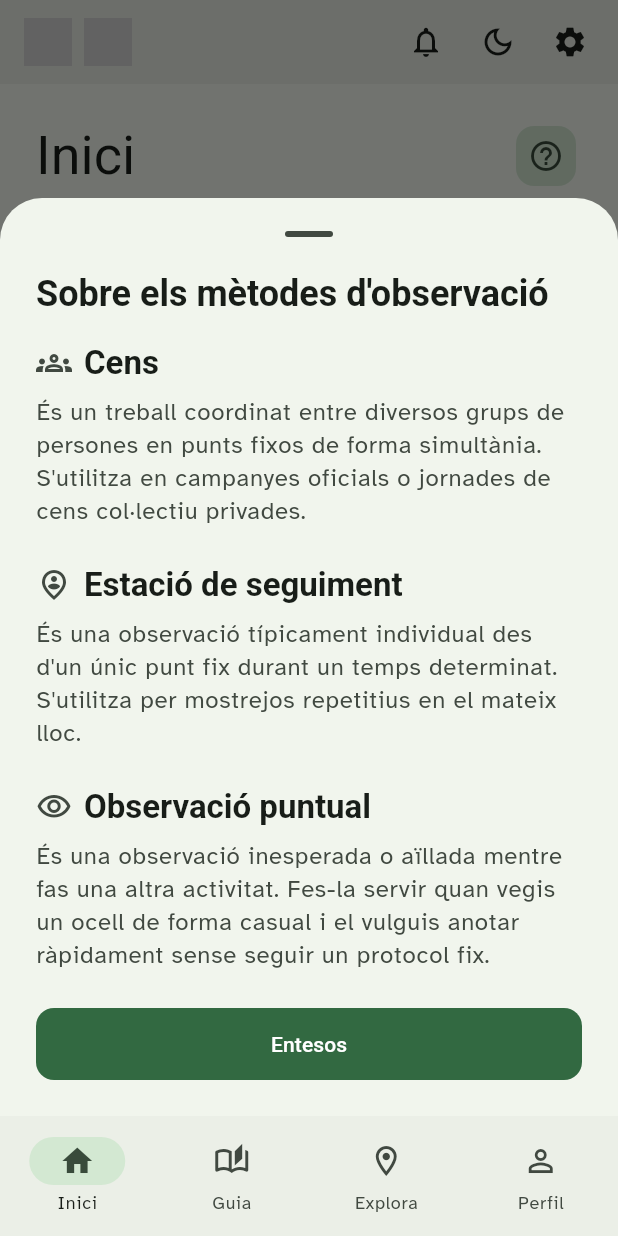
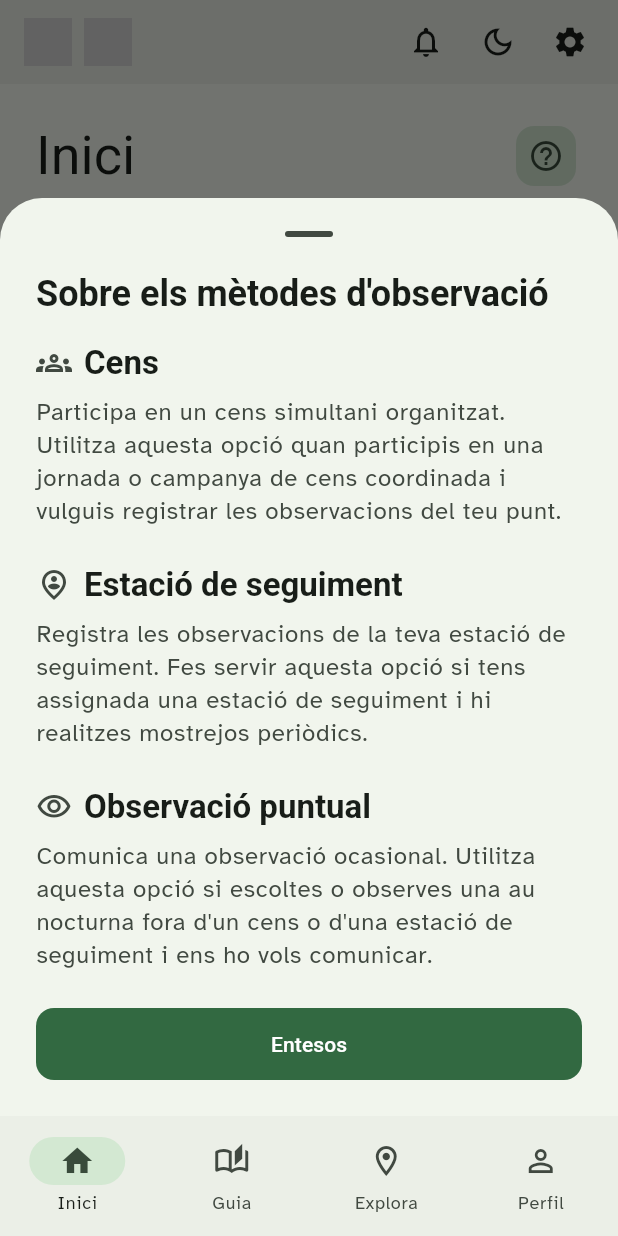
Before and after one commit to TheBugCommit/noctambuls, a Flutter app: the HomePage screen opened by its route, after a tap on the "help outline" icon, on a phone screen of 412 x 824 dp. Run offline on Flutter 3.47's test engine with Material 3 defaults, Android fonts, the phone set to English and light mode, and no system bars; our stand-ins replace dio, drift, envied, equatable, firebase_core, firebase_messaging and 19 more; missing offline and left inert: dart_jsonwebtoken, flutter_soloud, mobile_scanner, workmanager; accounts and stored records are empty; generated files the repository leaves out were written again; network calls fail; statements that could not run were skipped.

Commit message:
Version 8

```diff
--- a/lib/core/constants/env_config.dart
+++ b/lib/core/constants/env_config.dart
@@ -61,4 +61,10 @@ abstract class EnvConfig {
 
   @EnviedField(varName: 'CENSUS_JWT_PUBLIC_KEY')
   static const String censusJwtPublicKey = _EnvConfig.censusJwtPublicKey;
+
+  @EnviedField(varName: 'SUPPORT_EMAIL')
+  static const String supportEmail = _EnvConfig.supportEmail;
+
+  @EnviedField(varName: 'SUPPORT_PHONE')
+  static const String supportPhone = _EnvConfig.supportPhone;
 }
--- a/lib/core/presentation/navigation/router.dart
+++ b/lib/core/presentation/navigation/router.dart
@@ -216,6 +216,7 @@ GoRouter makeRouter(AuthBloc authBloc) => GoRouter(
               BlocProvider(create: (_) => sl<ObservationFormBloc>()),
               BlocProvider(create: (_) => sl<PhoneSettingsBloc>()),
               BlocProvider(create: (_) => sl<LocationBloc>()),
+              BlocProvider(create: (_) => sl<UrlBloc>()),
             ],
             child: ObservationFormPage(
               session: args.session,
--- a/lib/features/observations/presentation/pages/home/home_page.dart
+++ b/lib/features/observations/presentation/pages/home/home_page.dart
@@ -201,7 +201,7 @@ class _BaseHomeLayout extends StatelessWidget {
                     const HomeHeader(),
                     const SizedBox(height: AppDimensions.xl),
                     child,
-                    const SizedBox(height: AppDimensions.lg),
+                    const SizedBox(height: AppDimensions.xxl),
                     const _CensusSection(),
                   ],
                 ),
--- a/lib/l10n/app_ca.arb
+++ b/lib/l10n/app_ca.arb
@@ -58,11 +58,11 @@
     "observingMethodTitle": "Sobre els mètodes d'observació",
     "observingMethodConfirmLabel": "Entesos",
     "observingMethodCensTitle": "Cens",
-    "observingMethodCensDescription": "És un treball coordinat entre diversos grups de persones en punts fixos de forma simultània. S'utilitza en campanyes oficials o jornades de cens col·lectiu privades.",
+    "observingMethodCensDescription": "Participa en un cens simultani organitzat. Utilitza aquesta opció quan participis en una jornada o campanya de cens coordinada i vulguis registrar les observacions del teu punt.",
     "observingMethodESTitle": "Estació de seguiment",
-    "observingMethodESDescription": "És una observació típicament individual des d'un únic punt fix durant un temps determinat. S'utilitza per mostrejos repetitius en el mateix lloc.",
+    "observingMethodESDescription": "Registra les observacions de la teva estació de seguiment. Fes servir aquesta opció si tens assignada una estació de seguiment i hi realitzes mostrejos periòdics.",
     "observingMethodIncTitle": "Observació puntual",
-    "observingMethodIncDescription": "És una observació inesperada o aïllada mentre fas una altra activitat. Fes-la servir quan vegis un ocell de forma casual i el vulguis anotar ràpidament sense seguir un protocol fix.",
+    "observingMethodIncDescription": "Comunica una observació ocasional. Utilitza aquesta opció si escoltes o observes una au nocturna fora d'un cens o d'una estació de seguiment i ens ho vols comunicar.",
 
     "activeSessionTitle": "Sessió en curs",
     "startedAt": "Observant des de les ",
@@ -111,8 +111,8 @@
     "downloadNow": "Descarregar ara",
     "homeErrorDownloadCatalog": "Descàrrega del catàleg d'ocells fallida",
     "homeErrorDownloadCatalogMsg": "No s'ha pogut actualitzar el catàleg d'ocells. Pots seguir utilitzant l'aplicació o tornar a intentar la descàrrega.",
-    "usageWarningTitle": "Advertència d'ús",
-    "usageWarningMessage": "La reproducció d'aquest àudio durant un cens pot alterar el comportament dels ocells i distorsionar els resultats de l'observació.\n\nSi us plau, fes-ne un ús responsable.",
+    "usageWarningTitle": "Ús responsable dels cants",
+    "usageWarningMessage": "Els cants són només una eina de consulta puntual per ajudar a confirmar la identificació en cas de dubte.\n\nNo els reprodueixis de manera repetida ni innecessària al camp, ja que poden alterar el comportament de les aus i distorsionar els resultats dels seguiments.",
     "usageWarningConfirm": "Sí, ho entenc",
     "cantOpenLink": "No s'ha pogut obrir l'enllaç",
     "cantPlayAudio": "No s'ha pogut reproduir l'àudio",
@@ -162,6 +162,7 @@
     "directionLabel": "Direcció",
     "notesLabel": "Notes",
     "notesHint": "Afegeix notes...",
+    "notesContactHintIntro": "Si tens dubtes o no pots identificar l'espècie, pots gravar-la i enviar-nos un àudio o vídeo a:",
     "fetchingLocation": "Obtenint ubicació...",
     "locationUnavailable": "Ubicació no disponible",
     "compassLabel": "Orientació",
@@ -350,6 +351,7 @@
     "censusDescriptionTitle": "Descripció",
     "censusNoDescription": "Aquest cens no té cap descripció afegida.",
     "censusesUpcomingTitle": "Pròxims censos",
+    "censusesUpcomingEmpty": "No hi ha pròxims censos",
     "censusLobbyWaiting": "Cens en espera",
     "censusEnterLobby": "Entrar",
     "censusAbandon": "Cancel·lar",
--- a/lib/l10n/app_es.arb
+++ b/lib/l10n/app_es.arb
@@ -55,11 +55,11 @@
     "observingMethodTitle": "Sobre los métodos de observación",
     "observingMethodConfirmLabel": "Entendido",
     "observingMethodCensTitle": "Censo",
-    "observingMethodCensDescription": "Es un trabajo coordinado entre varios grupos de personas en puntos fijos de forma simultánea. Se utiliza en campañas oficiales o jornadas de censo colectivo privadas.",
+    "observingMethodCensDescription": "Participa en un censo simultáneo organizado. Utiliza esta opción cuando participes en una jornada o campaña de censo coordinada y quieras registrar las observaciones de tu punto.",
     "observingMethodESTitle": "Estación de seguimiento",
-    "observingMethodESDescription": "Es una observación típicamente individual desde un único punto fijo durante un tiempo determinado. Se utiliza para muestreos repetitivos en el mismo lugar.",
+    "observingMethodESDescription": "Registra las observaciones de tu estación de seguimiento. Utiliza esta opción si tienes asignada una estación de seguimiento y realizas muestreos periódicos en ella.",
     "observingMethodIncTitle": "Observación puntual",
-    "observingMethodIncDescription": "Es una observación inesperada o aislada mientras realizas otra actividad. Úsalo cuando veas un ave de forma casual y quieras anotarlo rápidamente sin seguir un protocolo fijo.",
+    "observingMethodIncDescription": "Comunica una observación ocasional. Utiliza esta opción si escuchas u observas un ave nocturna fuera de un censo o de una estación de seguimiento y nos lo quieres comunicar.",
 
     "activeSessionTitle": "Sesión en curso",
     "startedAt": "Observando desde las ",
@@ -108,8 +108,8 @@
     "downloadNow": "Descargar ahora",
     "homeErrorDownloadCatalog": "Descarga del catálogo de aves fallida",
     "homeErrorDownloadCatalogMsg": "No se ha podido descargar el catálogo de aves. Puedes seguir usando la aplicación o volver a intentar la descarga.",
-    "usageWarningTitle": "Advertencia de uso",
-    "usageWarningMessage": "La reproducción de este audio durante un censo puede alterar el comportamiento de las aves y distorsionar los resultados de la observación.\n\nPor favor, haz un uso responsable.",
+    "usageWarningTitle": "Uso responsable de los cantos",
+    "usageWarningMessage": "Los cantos son solo una herramienta de consulta puntual para ayudar a confirmar la identificación en caso de duda.\n\nNo los reproduzcas de manera repetida ni innecesaria en el campo, ya que pueden alterar el comportamiento de las aves y distorsionar los resultados de los seguimientos.",
     "usageWarningConfirm": "Sí, lo entiendo",
     "cantOpenLink": "No se ha podido abrir el enlace",
     "cantPlayAudio": "No se ha podido reproducir el audio",
@@ -159,6 +159,7 @@
     "directionLabel": "Dirección",
     "notesLabel": "Notas",
     "notesHint": "Añade notas...",
+    "notesContactHintIntro": "Si tienes dudas o no puedes identificar la especie, puedes grabarla y enviarnos un audio o vídeo a:",
     "fetchingLocation": "Obteniendo ubicación...",
     "locationUnavailable": "Ubicación no disponible",
     "compassLabel": "Orientación",
@@ -345,6 +346,7 @@
     "censusDescriptionTitle": "Descripción",
     "censusNoDescription": "Este censo no tiene ninguna descripción añadida.",
     "censusesUpcomingTitle": "Próximos censos",
+    "censusesUpcomingEmpty": "No hay próximos censos",
     "censusLobbyWaiting": "Censo en espera",
     "censusEnterLobby": "Entrar",
     "censusAbandon": "Cancelar",
--- a/lib/l10n/app_localizations.dart
+++ b/lib/l10n/app_localizations.dart
@@ -401,7 +401,7 @@ abstract class AppLocalizations {
   /// No description provided for @observingMethodCensDescription.
   ///
   /// In ca, this message translates to:
-  /// **'És un treball coordinat entre diversos grups de persones en punts fixos de forma simultània. S\'utilitza en campanyes oficials o jornades de cens col·lectiu privades.'**
+  /// **'Participa en un cens simultani organitzat. Utilitza aquesta opció quan participis en una jornada o campanya de cens coordinada i vulguis registrar les observacions del teu punt.'**
   String get observingMethodCensDescription;
 
   /// No description provided for @observingMethodESTitle.
@@ -413,7 +413,7 @@ abstract class AppLocalizations {
   /// No description provided for @observingMethodESDescription.
   ///
   /// In ca, this message translates to:
-  /// **'És una observació típicament individual des d\'un únic punt fix durant un temps determinat. S\'utilitza per mostrejos repetitius en el mateix lloc.'**
+  /// **'Registra les observacions de la teva estació de seguiment. Fes servir aquesta opció si tens assignada una estació de seguiment i hi realitzes mostrejos periòdics.'**
   String get observingMethodESDescription;
 
   /// No description provided for @observingMethodIncTitle.
@@ -425,7 +425,7 @@ abstract class AppLocalizations {
   /// No description provided for @observingMethodIncDescription.
   ///
   /// In ca, this message translates to:
-  /// **'És una observació inesperada o aïllada mentre fas una altra activitat. Fes-la servir quan vegis un ocell de forma casual i el vulguis anotar ràpidament sense seguir un protocol fix.'**
+  /// **'Comunica una observació ocasional. Utilitza aquesta opció si escoltes o observes una au nocturna fora d\'un cens o d\'una estació de seguiment i ens ho vols comunicar.'**
   String get observingMethodIncDescription;
 
   /// No description provided for @activeSessionTitle.
@@ -623,13 +623,13 @@ abstract class AppLocalizations {
   /// No description provided for @usageWarningTitle.
   ///
   /// In ca, this message translates to:
-  /// **'Advertència d\'ús'**
+  /// **'Ús responsable dels cants'**
   String get usageWarningTitle;
 
   /// No description provided for @usageWarningMessage.
   ///
   /// In ca, this message translates to:
-  /// **'La reproducció d\'aquest àudio durant un cens pot alterar el comportament dels ocells i distorsionar els resultats de l\'observació.\n\nSi us plau, fes-ne un ús responsable.'**
+  /// **'Els cants són només una eina de consulta puntual per ajudar a confirmar la identificació en cas de dubte.\n\nNo els reprodueixis de manera repetida ni innecessària al camp, ja que poden alterar el comportament de les aus i distorsionar els resultats dels seguiments.'**
   String get usageWarningMessage;
 
   /// No description provided for @usageWarningConfirm.
@@ -902,6 +902,12 @@ abstract class AppLocalizations {
   /// **'Afegeix notes...'**
   String get notesHint;
 
+  /// No description provided for @notesContactHintIntro.
+  ///
+  /// In ca, this message translates to:
+  /// **'Si tens dubtes o no pots identificar l\'espècie, pots gravar-la i enviar-nos un àudio o vídeo a:'**
+  String get notesContactHintIntro;
+
   /// No description provided for @fetchingLocation.
   ///
   /// In ca, this message translates to:
@@ -1801,6 +1807,12 @@ abstract class AppLocalizations {
   /// In ca, this message translates to:
   /// **'Pròxims censos'**
   String get censusesUpcomingTitle;
+
+  /// No description provided for @censusesUpcomingEmpty.
+  ///
+  /// In ca, this message translates to:
+  /// **'No hi ha pròxims censos'**
+  String get censusesUpcomingEmpty;
 
   /// No description provided for @censusLobbyWaiting.
   ///
--- a/lib/l10n/app_localizations_ca.dart
+++ b/lib/l10n/app_localizations_ca.dart
@@ -164,21 +164,21 @@ class AppLocalizationsCa extends AppLocalizations {
 
   @override
   String get observingMethodCensDescription =>
-      'És un treball coordinat entre diversos grups de persones en punts fixos de forma simultània. S\'utilitza en campanyes oficials o jornades de cens col·lectiu privades.';
+      'Participa en un cens simultani organitzat. Utilitza aquesta opció quan participis en una jornada o campanya de cens coordinada i vulguis registrar les observacions del teu punt.';
 
   @override
   String get observingMethodESTitle => 'Estació de seguiment';
 
   @override
   String get observingMethodESDescription =>
-      'És una observació típicament individual des d\'un únic punt fix durant un temps determinat. S\'utilitza per mostrejos repetitius en el mateix lloc.';
+      'Registra les observacions de la teva estació de seguiment. Fes servir aquesta opció si tens assignada una estació de seguiment i hi realitzes mostrejos periòdics.';
 
   @override
   String get observingMethodIncTitle => 'Observació puntual';
 
   @override
   String get observingMethodIncDescription =>
-      'És una observació inesperada o aïllada mentre fas una altra activitat. Fes-la servir quan vegis un ocell de forma casual i el vulguis anotar ràpidament sense seguir un protocol fix.';
+      'Comunica una observació ocasional. Utilitza aquesta opció si escoltes o observes una au nocturna fora d\'un cens o d\'una estació de seguiment i ens ho vols comunicar.';
 
   @override
   String get activeSessionTitle => 'Sessió en curs';
@@ -289,11 +289,11 @@ class AppLocalizationsCa extends AppLocalizations {
       'No s\'ha pogut actualitzar el catàleg d\'ocells. Pots seguir utilitzant l\'aplicació o tornar a intentar la descàrrega.';
 
   @override
-  String get usageWarningTitle => 'Advertència d\'ús';
+  String get usageWarningTitle => 'Ús responsable dels cants';
 
   @override
   String get usageWarningMessage =>
-      'La reproducció d\'aquest àudio durant un cens pot alterar el comportament dels ocells i distorsionar els resultats de l\'observació.\n\nSi us plau, fes-ne un ús responsable.';
+      'Els cants són només una eina de consulta puntual per ajudar a confirmar la identificació en cas de dubte.\n\nNo els reprodueixis de manera repetida ni innecessària al camp, ja que poden alterar el comportament de les aus i distorsionar els resultats dels seguiments.';
 
   @override
   String get usageWarningConfirm => 'Sí, ho entenc';
@@ -432,6 +432,10 @@ class AppLocalizationsCa extends AppLocalizations {
 
   @override
   String get notesHint => 'Afegeix notes...';
+
+  @override
+  String get notesContactHintIntro =>
+      'Si tens dubtes o no pots identificar l\'espècie, pots gravar-la i enviar-nos un àudio o vídeo a:';
 
   @override
   String get fetchingLocation => 'Obtenint ubicació...';
@@ -921,6 +925,9 @@ class AppLocalizationsCa extends AppLocalizations {
   String get censusesUpcomingTitle => 'Pròxims censos';
 
   @override
+  String get censusesUpcomingEmpty => 'No hi ha pròxims censos';
+
+  @override
   String get censusLobbyWaiting => 'Cens en espera';
 
   @override
--- a/lib/l10n/app_localizations_es.dart
+++ b/lib/l10n/app_localizations_es.dart
@@ -164,21 +164,21 @@ class AppLocalizationsEs extends AppLocalizations {
 
   @override
   String get observingMethodCensDescription =>
-      'Es un trabajo coordinado entre varios grupos de personas en puntos fijos de forma simultánea. Se utiliza en campañas oficiales o jornadas de censo colectivo privadas.';
+      'Participa en un censo simultáneo organizado. Utiliza esta opción cuando participes en una jornada o campaña de censo coordinada y quieras registrar las observaciones de tu punto.';
 
   @override
   String get observingMethodESTitle => 'Estación de seguimiento';
 
   @override
   String get observingMethodESDescription =>
-      'Es una observación típicamente individual desde un único punto fijo durante un tiempo determinado. Se utiliza para muestreos repetitivos en el mismo lugar.';
+      'Registra las observaciones de tu estación de seguimiento. Utiliza esta opción si tienes asignada una estación de seguimiento y realizas muestreos periódicos en ella.';
 
   @override
   String get observingMethodIncTitle => 'Observación puntual';
 
   @override
   String get observingMethodIncDescription =>
-      'Es una observación inesperada o aislada mientras realizas otra actividad. Úsalo cuando veas un ave de forma casual y quieras anotarlo rápidamente sin seguir un protocolo fijo.';
+      'Comunica una observación ocasional. Utiliza esta opción si escuchas u observas un ave nocturna fuera de un censo o de una estación de seguimiento y nos lo quieres comunicar.';
 
   @override
   String get activeSessionTitle => 'Sesión en curso';
@@ -290,11 +290,11 @@ class AppLocalizationsEs extends AppLocalizations {
       'No se ha podido descargar el catálogo de aves. Puedes seguir usando la aplicación o volver a intentar la descarga.';
 
   @override
-  String get usageWarningTitle => 'Advertencia de uso';
+  String get usageWarningTitle => 'Uso responsable de los cantos';
 
   @override
   String get usageWarningMessage =>
-      'La reproducción de este audio durante un censo puede alterar el comportamiento de las aves y distorsionar los resultados de la observación.\n\nPor favor, haz un uso responsable.';
+      'Los cantos son solo una herramienta de consulta puntual para ayudar a confirmar la identificación en caso de duda.\n\nNo los reproduzcas de manera repetida ni innecesaria en el campo, ya que pueden alterar el comportamiento de las aves y distorsionar los resultados de los seguimientos.';
 
   @override
   String get usageWarningConfirm => 'Sí, lo entiendo';
@@ -433,6 +433,10 @@ class AppLocalizationsEs extends AppLocalizations {
 
   @override
   String get notesHint => 'Añade notas...';
+
+  @override
+  String get notesContactHintIntro =>
+      'Si tienes dudas o no puedes identificar la especie, puedes grabarla y enviarnos un audio o vídeo a:';
 
   @override
   String get fetchingLocation => 'Obteniendo ubicación...';
@@ -926,6 +930,9 @@ class AppLocalizationsEs extends AppLocalizations {
   String get censusesUpcomingTitle => 'Próximos censos';
 
   @override
+  String get censusesUpcomingEmpty => 'No hay próximos censos';
+
+  @override
   String get censusLobbyWaiting => 'Censo en espera';
 
   @override
--- a/pubspec.yaml
+++ b/pubspec.yaml
@@ -16,7 +16,7 @@ publish_to: 'none' # Remove this line if you wish to publish to pub.dev
 # https://developer.apple.com/library/archive/documentation/General/Reference/InfoPlistKeyReference/Articles/CoreFoundationKeys.html
 # In Windows, build-name is used as the major, minor, and patch parts
 # of the product and file versions while build-number is used as the build suffix.
-version: 1.0.0+5
+version: 1.0.0+8
 
 environment:
   sdk: ^3.11.1
```
Also changed, not shown: lib/features/censuses/presentation/widgets/upcoming_censuses_section.dart (+28 -2 lines), lib/features/guide/presentation/bloc/guide_bloc.dart (+15 -14 lines), lib/features/observations/presentation/pages/observation_form/widgets/notes_field.dart (+79 -1 lines), assets/icons/logo.png, assets/icons/logo_512x512.png (added), assets/images/logo.png, lib/core/constants/env_config.g.dart, 69 other files.
